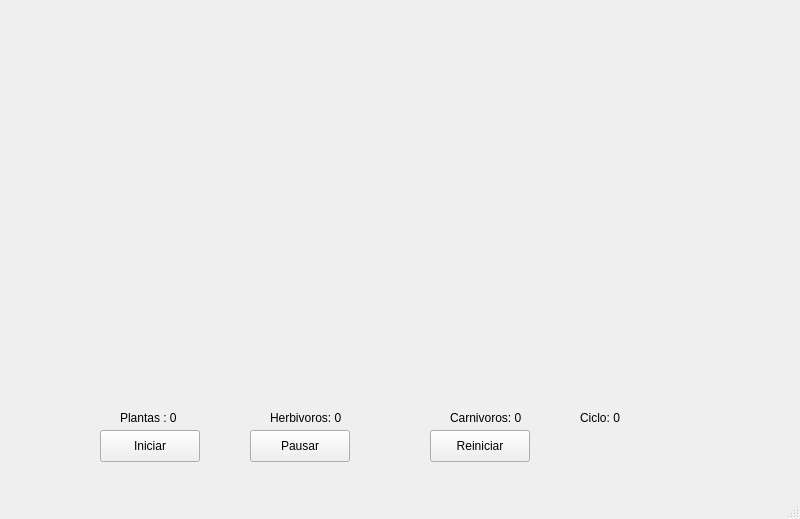
The window that mainwindow.ui (FabricioG29/TP1_LP2) describes before a commit, drawn with Qt 5.
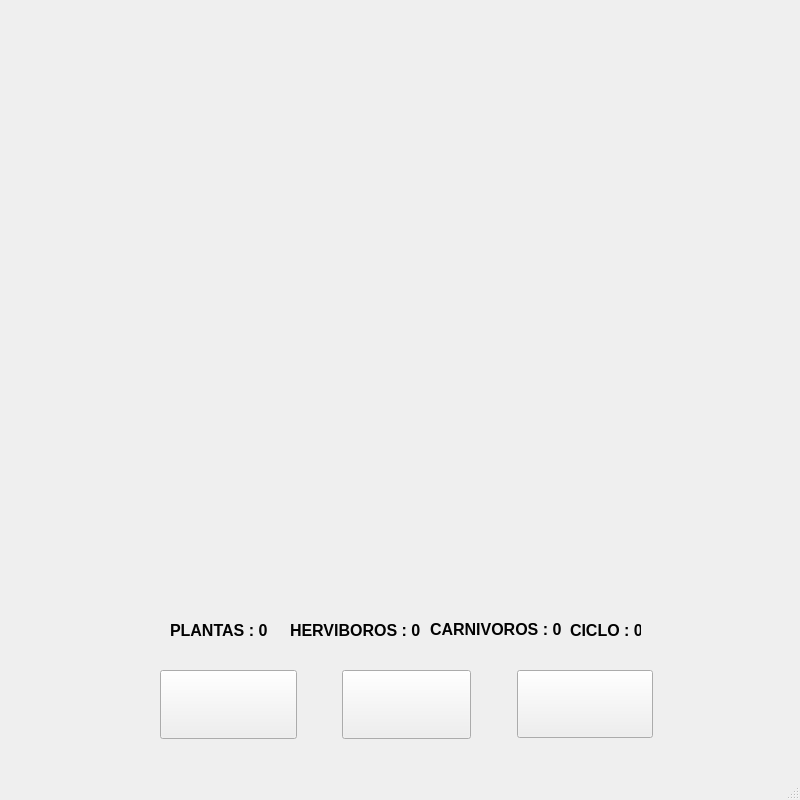
The same window after the commit.

Diff of the .ui file:
```diff
--- a/mainwindow.ui
+++ b/mainwindow.ui
@@ -7,9 +7,60 @@
     <x>0</x>
     <y>0</y>
     <width>800</width>
-    <height>519</height>
+    <height>800</height>
    </rect>
   </property>
+  <property name="palette">
+   <palette>
+    <active>
+     <colorrole role="WindowText">
+      <brush brushstyle="SolidPattern">
+       <color alpha="255">
+        <red>2</red>
+        <green>2</green>
+        <blue>2</blue>
+       </color>
+      </brush>
+     </colorrole>
+     <colorrole role="Text">
+      <brush brushstyle="SolidPattern">
+       <color alpha="255">
+        <red>2</red>
+        <green>2</green>
+        <blue>2</blue>
+       </color>
+      </brush>
+     </colorrole>
+    </active>
+    <inactive>
+     <colorrole role="WindowText">
+      <brush brushstyle="SolidPattern">
+       <color alpha="255">
+        <red>2</red>
+        <green>2</green>
+        <blue>2</blue>
+       </color>
+      </brush>
+     </colorrole>
+     <colorrole role="Text">
+      <brush brushstyle="SolidPattern">
+       <color alpha="255">
+        <red>2</red>
+        <green>2</green>
+        <blue>2</blue>
+       </color>
+      </brush>
+     </colorrole>
+    </inactive>
+    <disabled/>
+   </palette>
+  </property>
+  <property name="mouseTracking">
+   <bool>false</bool>
+  </property>
+  <property name="acceptDrops">
+   <bool>false</bool>
+  </property>
   <property name="windowTitle">
    <string>MainWindow</string>
   </property>
@@ -17,92 +68,128 @@
    <widget class="QPushButton" name="pushButton">
     <property name="geometry">
      <rect>
-      <x>100</x>
-      <y>430</y>
-      <width>100</width>
-      <height>32</height>
+      <x>160</x>
+      <y>670</y>
+      <width>137</width>
+      <height>69</height>
      </rect>
     </property>
     <property name="text">
-     <string>Iniciar</string>
+     <string/>
     </property>
    </widget>
    <widget class="QPushButton" name="pushButton_2">
     <property name="geometry">
      <rect>
-      <x>250</x>
-      <y>430</y>
-      <width>100</width>
-      <height>32</height>
+      <x>342</x>
+      <y>670</y>
+      <width>129</width>
+      <height>69</height>
      </rect>
     </property>
     <property name="text">
-     <string>Pausar</string>
+     <string/>
     </property>
    </widget>
    <widget class="QPushButton" name="pushButton_3">
     <property name="geometry">
      <rect>
-      <x>430</x>
-      <y>430</y>
-      <width>100</width>
-      <height>32</height>
+      <x>517</x>
+      <y>670</y>
+      <width>136</width>
+      <height>68</height>
      </rect>
     </property>
     <property name="text">
-     <string>Reiniciar</string>
+     <string/>
     </property>
    </widget>
    <widget class="QLabel" name="label_plantas">
     <property name="geometry">
      <rect>
-      <x>120</x>
-      <y>410</y>
+      <x>170</x>
+      <y>620</y>
       <width>101</width>
-      <height>16</height>
+      <height>21</height>
      </rect>
     </property>
+    <property name="font">
+     <font>
+      <pointsize>12</pointsize>
+      <bold>true</bold>
+     </font>
+    </property>
+    <property name="styleSheet">
+     <string notr="true"/>
+    </property>
     <property name="text">
-     <string>Plantas : 0</string>
+     <string>PLANTAS : 0</string>
     </property>
    </widget>
    <widget class="QLabel" name="label_herbivoros">
     <property name="geometry">
      <rect>
-      <x>270</x>
-      <y>410</y>
-      <width>101</width>
-      <height>16</height>
+      <x>290</x>
+      <y>620</y>
+      <width>131</width>
+      <height>21</height>
      </rect>
     </property>
+    <property name="font">
+     <font>
+      <pointsize>12</pointsize>
+      <bold>true</bold>
+     </font>
+    </property>
     <property name="text">
-     <string>Herbivoros: 0</string>
+     <string>HERVIBOROS : 0</string>
     </property>
    </widget>
    <widget class="QLabel" name="label_Carnivoros">
     <property name="geometry">
      <rect>
-      <x>450</x>
-      <y>410</y>
-      <width>101</width>
-      <height>16</height>
+      <x>430</x>
+      <y>614</y>
+      <width>141</width>
+      <height>31</height>
      </rect>
     </property>
+    <property name="font">
+     <font>
+      <pointsize>12</pointsize>
+      <bold>true</bold>
+     </font>
+    </property>
     <property name="text">
-     <string>Carnivoros: 0</string>
+     <string>CARNIVOROS : 0</string>
     </property>
    </widget>
    <widget class="QLabel" name="label_Ciclo">
     <property name="geometry">
      <rect>
-      <x>580</x>
-      <y>410</y>
-      <width>58</width>
-      <height>16</height>
+      <x>570</x>
+      <y>620</y>
+      <width>71</width>
+      <height>21</height>
      </rect>
     </property>
+    <property name="font">
+     <font>
+      <pointsize>12</pointsize>
+      <italic>false</italic>
+      <bold>true</bold>
+      <underline>false</underline>
+      <strikeout>false</strikeout>
+     </font>
+    </property>
     <property name="text">
-     <string>Ciclo: 0</string>
+     <string>CICLO : 0</string>
+    </property>
+    <property name="scaledContents">
+     <bool>false</bool>
+    </property>
+    <property name="openExternalLinks">
+     <bool>false</bool>
     </property>
    </widget>
   </widget>
```
Left out of the diff: 5 changed lines with no effect on the pictures.
